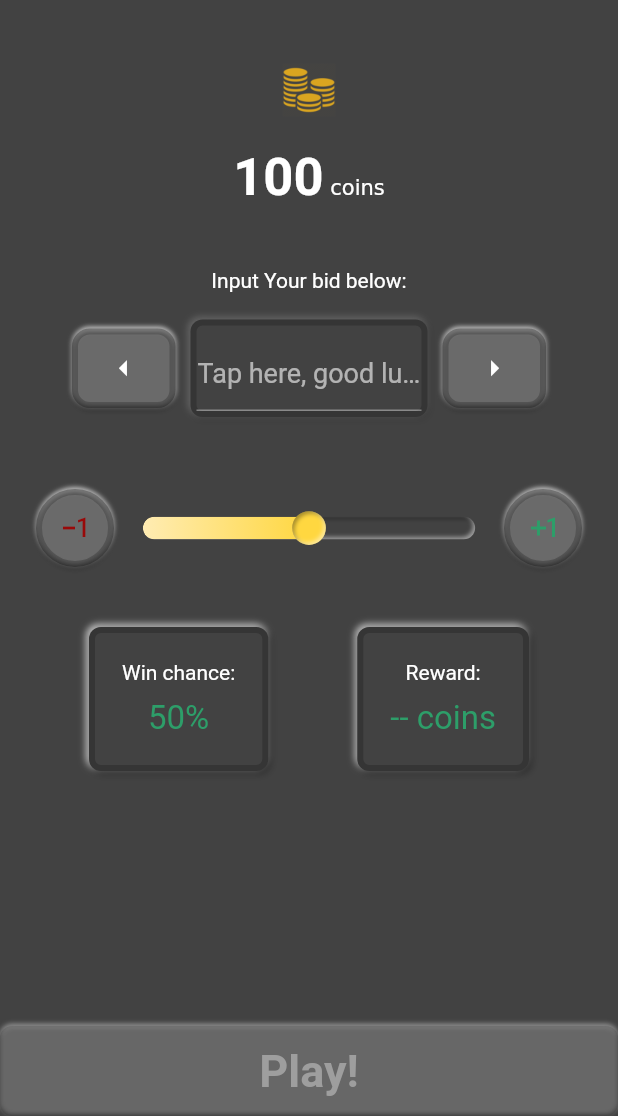
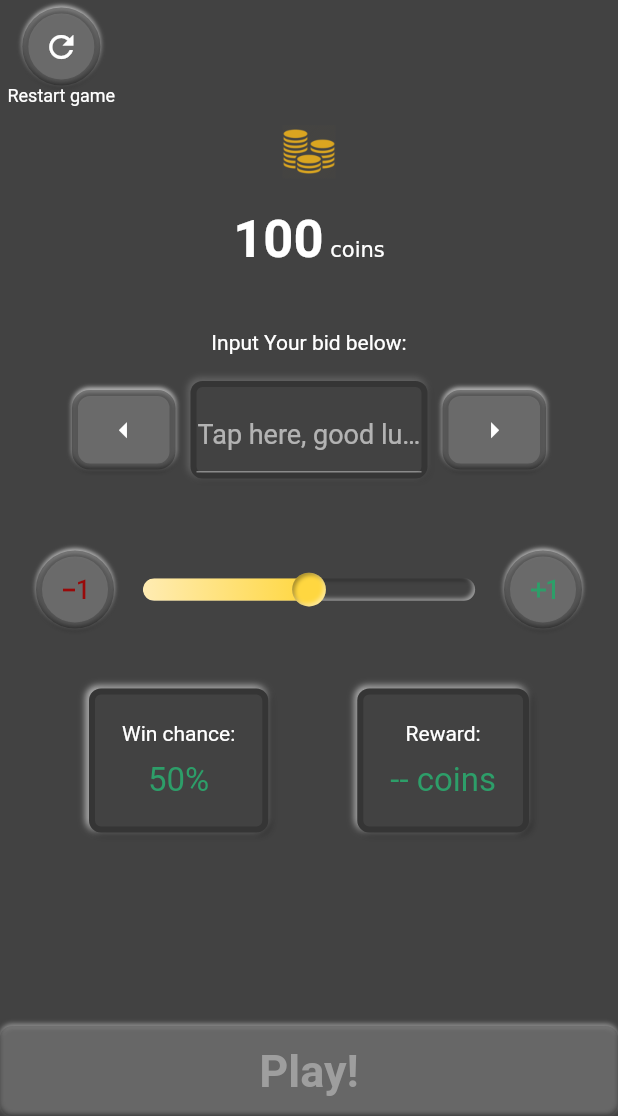
Before and after one commit to Palladiusz/bidder_game, a Flutter app: the screen it shows after launch, on a phone screen of 412 x 824 dp, the part 120-1236 px from its top. Run offline on Flutter 3.47's test engine with Material 2 defaults, Android fonts, the phone set to English and light mode, and no system bars; drawn by our look-alikes of flutter_neumorphic; our stand-ins replace moor, moor_flutter, shared_preferences; generated files the repository leaves out were written again.

Commit message:
add restart button

```diff
--- a/lib/screens/home_screen.dart
+++ b/lib/screens/home_screen.dart
@@ -6,10 +6,10 @@ import 'package:bidder_game/widgets/appbar/main_appbar.dart';
 import 'package:bidder_game/widgets/input/input_field.dart';
 import 'package:bidder_game/widgets/appbar/move_to_history.dart';
 import 'package:bidder_game/widgets/play_button.dart';
+import 'package:bidder_game/widgets/restart_button.dart';
 import 'package:flutter/material.dart';
 import 'package:flutter_neumorphic/flutter_neumorphic.dart';
 import 'package:provider/provider.dart';
-
 import '../widgets/slider/slider_component.dart';
 import '../constants.dart';
 import '../data/moor_database.dart';
@@ -137,8 +137,8 @@ class _HomeScreenState extends State<HomeScreen> {
           child: Column(
             mainAxisAlignment: MainAxisAlignment.spaceEvenly,
             children: <Widget>[
-              SizedBox(
-                height: 15,
+              RestartButton(
+                restartCallback: restartGame,
               ),
               FutureBuilder(
                   future: _bidderService.getCoinsFromSP(),
--- a/lib/widgets/coins_block.dart
+++ b/lib/widgets/coins_block.dart
@@ -13,9 +13,6 @@ class CoinsBlock extends StatelessWidget {
       children: <Widget>[
         Column(
           children: <Widget>[
-            SizedBox(
-              height: 15,
-            ),
             ImageIcon(
               AssetImage("icons/coins.png"),
               size: 60.0,
--- a/lib/widgets/input/input_field.dart
+++ b/lib/widgets/input/input_field.dart
@@ -1,4 +1,3 @@
-import 'package:bidder_game/services/bidder_service.dart';
 import 'package:bidder_game/widgets/input/input_button.dart';
 import 'package:flutter/material.dart';
 import 'package:flutter_neumorphic/flutter_neumorphic.dart';
--- /dev/null
+++ b/lib/widgets/restart_button.dart
@@ -0,0 +1,36 @@
+import 'package:bidder_game/widgets/slider/slider_button.dart';
+import 'package:flutter/material.dart';
+
+class RestartButton extends StatelessWidget {
+  final Function restartCallback;
+  const RestartButton({
+    Key key,
+    this.restartCallback,
+  }) : super(key: key);
+
+  @override
+  Widget build(BuildContext context) {
+    return Row(
+      children: [
+        Padding(
+          padding: const EdgeInsets.only(top: 5, left: 5),
+          child: Column(
+            children: [
+              SliderButton(
+                icon: Icon(
+                  Icons.refresh,
+                  color: Colors.white,
+                ),
+                onPress: restartCallback,
+              ),
+              Text(
+                'Restart game',
+                style: TextStyle(fontSize: 12),
+              ),
+            ],
+          ),
+        ),
+      ],
+    );
+  }
+}
```
